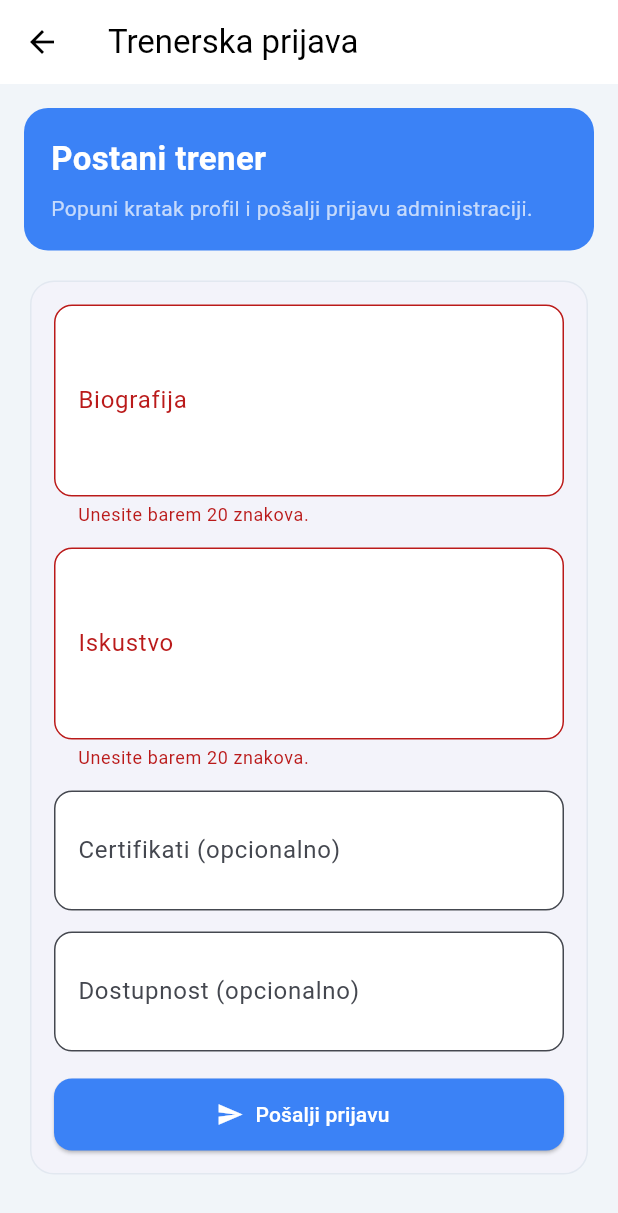
After one commit to HasanRahic/RSII-GymManagementSystem, a Flutter app: the TrainerApplicationScreen screen opened directly, after a tap on "Pošalji prijavu", on a phone screen of 412 x 824 dp. The commit adds this screen. Shown: the top 1213 px of the screen. Run offline on Flutter 3.47's test engine with Material 3 defaults, Android fonts, the phone set to English and light mode, and no system bars; our stand-ins replace shared_preferences; accounts and stored records are empty; network calls fail.

Commit message:
Add trainer application flow and Stripe cleanup

```diff
--- a/flutter-mobile/lib/models/models.dart
+++ b/flutter-mobile/lib/models/models.dart
@@ -99,6 +99,56 @@ class UserMembership {
   String get statusLabel => statusLabels[status];
 }
 
+class TrainerApplicationModel {
+  final int id;
+  final int userId;
+  final String userFullName;
+  final String userEmail;
+  final String biography;
+  final String experience;
+  final String? certifications;
+  final String? availability;
+  final int status;
+  final String? adminNote;
+  final String submittedAt;
+  final String? reviewedAt;
+
+  TrainerApplicationModel({
+    required this.id,
+    required this.userId,
+    required this.userFullName,
+    required this.userEmail,
+    required this.biography,
+    required this.experience,
+    required this.certifications,
+    required this.availability,
+    required this.status,
+    required this.adminNote,
+    required this.submittedAt,
+    required this.reviewedAt,
+  });
+
+  factory TrainerApplicationModel.fromJson(Map<String, dynamic> j) {
+    return TrainerApplicationModel(
+      id: j['id'],
+      userId: j['userId'],
+      userFullName: j['userFullName'],
+      userEmail: j['userEmail'],
+      biography: j['biography'],
+      experience: j['experience'],
+      certifications: j['certifications']?.toString(),
+      availability: j['availability']?.toString(),
+      status: j['status'],
+      adminNote: j['adminNote']?.toString(),
+      submittedAt: j['submittedAt'],
+      reviewedAt: j['reviewedAt']?.toString(),
+    );
+  }
+
+  static const statusLabels = ['Na čekanju', 'Odobrena', 'Odbijena'];
+  String get statusLabel => statusLabels[status];
+}
+
 class CheckInModel {
   final int id;
   final String gymName;
--- /dev/null
+++ b/flutter-mobile/lib/screens/trainer_application_screen.dart
@@ -0,0 +1,212 @@
+import 'package:flutter/material.dart';
+import '../core/constants.dart';
+import '../services/api_services.dart';
+
+class TrainerApplicationScreen extends StatefulWidget {
+  const TrainerApplicationScreen({super.key});
+
+  @override
+  State<TrainerApplicationScreen> createState() => _TrainerApplicationScreenState();
+}
+
+class _TrainerApplicationScreenState extends State<TrainerApplicationScreen> {
+  final _formKey = GlobalKey<FormState>();
+  final _biographyCtrl = TextEditingController();
+  final _experienceCtrl = TextEditingController();
+  final _certificationsCtrl = TextEditingController();
+  final _availabilityCtrl = TextEditingController();
+
+  bool _submitting = false;
+
+  @override
+  void dispose() {
+    _biographyCtrl.dispose();
+    _experienceCtrl.dispose();
+    _certificationsCtrl.dispose();
+    _availabilityCtrl.dispose();
+    super.dispose();
+  }
+
+  Future<void> _submit() async {
+    if (!_formKey.currentState!.validate()) return;
+
+    setState(() => _submitting = true);
+    try {
+      final result = await TrainerApplicationService.apply(
+        biography: _biographyCtrl.text.trim(),
+        experience: _experienceCtrl.text.trim(),
+        certifications: _certificationsCtrl.text.trim().isEmpty
+            ? null
+            : _certificationsCtrl.text.trim(),
+        availability: _availabilityCtrl.text.trim().isEmpty
+            ? null
+            : _availabilityCtrl.text.trim(),
+      );
+
+      if (!mounted) return;
+      await showDialog<void>(
+        context: context,
+        builder: (ctx) => AlertDialog(
+          title: const Text('Prijava poslana'),
+          content: Text(
+            'Vaša prijava je uspješno poslana i trenutno je ${result.statusLabel.toLowerCase()}.',
+          ),
+          actions: [
+            TextButton(
+              onPressed: () => Navigator.pop(ctx),
+              child: const Text('U redu'),
+            ),
+          ],
+        ),
+      );
+
+      if (mounted) Navigator.pop(context, true);
+    } catch (e) {
+      if (!mounted) return;
+      ScaffoldMessenger.of(context).showSnackBar(
+        SnackBar(content: Text(e.toString()), backgroundColor: kRed),
+      );
+    } finally {
+      if (mounted) setState(() => _submitting = false);
+    }
+  }
+
+  InputDecoration _decoration(String label, {String? hint}) {
+    return InputDecoration(
+      labelText: label,
+      hintText: hint,
+      border: OutlineInputBorder(borderRadius: BorderRadius.circular(12)),
+      filled: true,
+      fillColor: Colors.white,
+    );
+  }
+
+  @override
+  Widget build(BuildContext context) {
+    return Scaffold(
+      appBar: AppBar(
+        title: const Text('Trenerska prijava'),
+        backgroundColor: Colors.white,
+        elevation: 0,
+        foregroundColor: Colors.black,
+      ),
+      body: SingleChildScrollView(
+        padding: const EdgeInsets.all(16),
+        child: Column(
+          crossAxisAlignment: CrossAxisAlignment.start,
+          children: [
+            Container(
+              width: double.infinity,
+              padding: const EdgeInsets.all(18),
+              decoration: BoxDecoration(
+                color: kPrimary,
+                borderRadius: BorderRadius.circular(16),
+              ),
+              child: const Column(
+                crossAxisAlignment: CrossAxisAlignment.start,
+                children: [
+                  Text(
+                    'Postani trener',
+                    style: TextStyle(
+                      color: Colors.white,
+                      fontSize: 22,
+                      fontWeight: FontWeight.bold,
+                    ),
+                  ),
+                  SizedBox(height: 8),
+                  Text(
+                    'Popuni kratak profil i pošalji prijavu administraciji.',
+                    style: TextStyle(color: Colors.white70),
+                  ),
+                ],
+              ),
+            ),
+            const SizedBox(height: 16),
+            Card(
+              elevation: 0,
+              shape: RoundedRectangleBorder(
+                borderRadius: BorderRadius.circular(16),
+                side: const BorderSide(color: Color(0xFFE2E8F0)),
+              ),
+              child: Padding(
+                padding: const EdgeInsets.all(16),
+                child: Form(
+                  key: _formKey,
+                  child: Column(
+                    crossAxisAlignment: CrossAxisAlignment.start,
+                    children: [
+                      TextFormField(
+                        controller: _biographyCtrl,
+                        maxLines: 4,
+                        decoration: _decoration('Biografija',
+                            hint: 'Kratko opiši svoj stručni profil i pristup radu.'),
+                        validator: (value) {
+                          if (value == null || value.trim().length < 20) {
+                            return 'Unesite barem 20 znakova.';
+                          }
+                          return null;
+                        },
+                      ),
+                      const SizedBox(height: 14),
+                      TextFormField(
+                        controller: _experienceCtrl,
+                        maxLines: 4,
+                        decoration: _decoration('Iskustvo',
+                            hint: 'Navedi relevantno iskustvo, certifikate ili rad s klijentima.'),
+                        validator: (value) {
+                          if (value == null || value.trim().length < 20) {
+                            return 'Unesite barem 20 znakova.';
+                          }
+                          return null;
+                        },
+                      ),
+                      const SizedBox(height: 14),
+                      TextFormField(
+                        controller: _certificationsCtrl,
+                        maxLines: 2,
+                        decoration: _decoration('Certifikati (opcionalno)'),
+                      ),
+                      const SizedBox(height: 14),
+                      TextFormField(
+                        controller: _availabilityCtrl,
+                        maxLines: 2,
+                        decoration: _decoration('Dostupnost (opcionalno)',
+                            hint: 'Npr. pon-pet poslije 17h, vikendom po dogovoru.'),
+                      ),
+                      const SizedBox(height: 18),
+                      SizedBox(
+                        width: double.infinity,
+                        height: 48,
+                        child: ElevatedButton.icon(
+                          onPressed: _submitting ? null : _submit,
+                          icon: _submitting
+                              ? const SizedBox(
+                                  width: 18,
+                                  height: 18,
+                                  child: CircularProgressIndicator(
+                                    strokeWidth: 2,
+                                    color: Colors.white,
+                                  ),
+                                )
+                              : const Icon(Icons.send),
+                          label: Text(_submitting ? 'Šaljem...' : 'Pošalji prijavu'),
+                          style: ElevatedButton.styleFrom(
+                            backgroundColor: kPrimary,
+                            foregroundColor: Colors.white,
+                            shape: RoundedRectangleBorder(
+                              borderRadius: BorderRadius.circular(12),
+                            ),
+                          ),
+                        ),
+                      ),
+                    ],
+                  ),
+                ),
+              ),
+            ),
+          ],
+        ),
+      ),
+    );
+  }
+}
--- a/flutter-mobile/lib/services/api_services.dart
+++ b/flutter-mobile/lib/services/api_services.dart
@@ -61,3 +61,20 @@ class CheckInService {
     return data.map((e) => CheckInModel.fromJson(e)).toList();
   }
 }
+
+class TrainerApplicationService {
+  static Future<TrainerApplicationModel> apply({
+    required String biography,
+    required String experience,
+    String? certifications,
+    String? availability,
+  }) async {
+    final data = await ApiClient.post('/trainer-applications', {
+      'biography': biography,
+      'experience': experience,
+      'certifications': certifications,
+      'availability': availability,
+    });
+    return TrainerApplicationModel.fromJson(data as Map<String, dynamic>);
+  }
+}
```
Also changed, not shown: flutter-mobile/lib/screens/home_screen.dart (+13 -0 lines), 6 other files.
